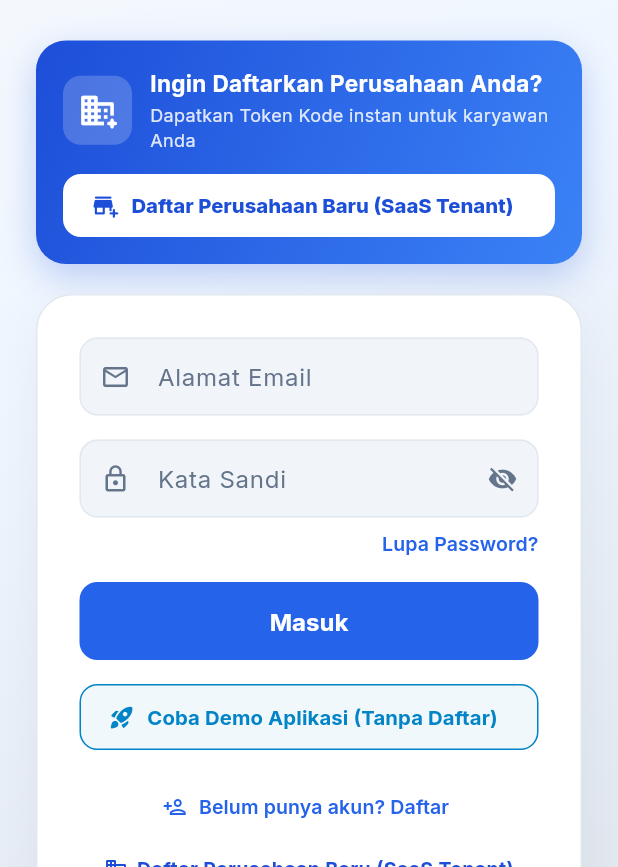
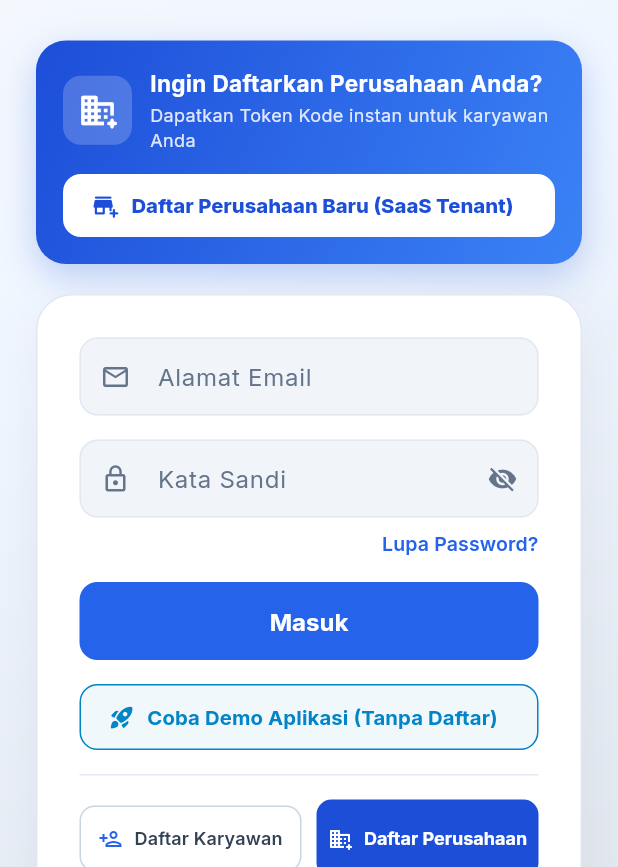
Before and after one commit to ahmadhelmiafandi/aplikasi-abses-SaaS, a Flutter app: the screen it shows after launch, on a phone screen of 412 x 824 dp, the part 369-1236 px from its top. Run offline on Flutter 3.47's test engine with Material 3 defaults, Android fonts, the phone set to English and light mode, and no system bars; our stand-ins replace dio, firebase_core, firebase_messaging, flutter_riverpod, flutter_secure_storage, geolocator and 7 more; missing offline and left inert: dart:js_interop, mobile_scanner; accounts and stored records are empty.

Commit message:
feat: 100% SEO optimization, custom PWA & browser favicons, and symmetrical dual registration UX buttons

```diff
--- a/frontend/lib/features/auth/presentation/login_screen.dart
+++ b/frontend/lib/features/auth/presentation/login_screen.dart
@@ -848,45 +848,63 @@ class _LoginScreenState extends ConsumerState<LoginScreen> {
                                         ),
                                       ),
                                     ),
-                                    const SizedBox(height: 14),
+                                    const SizedBox(height: 16),
+                                    Divider(height: 1, thickness: 1, color: isDark ? const Color(0xFF334155) : const Color(0xFFE2E8F0)),
+                                    const SizedBox(height: 16),
 
-                                    TextButton.icon(
+                                    // ── Dua Tombol Pendaftaran Simetris & Rapi ──
+                                    Row(
+                                      children: [
+                                        Expanded(
+                                          child: OutlinedButton.icon(
                                             onPressed: () => context.push('/register'),
+                                            style: OutlinedButton.styleFrom(
+                                              padding: const EdgeInsets.symmetric(vertical: 12),
+                                              side: BorderSide(
+                                                color: isDark
+                                                    ? const Color(0xFF334155)
+                                                    : const Color(0xFFCBD5E1),
+                                              ),
+                                              shape: RoundedRectangleBorder(
+                                                borderRadius: BorderRadius.circular(10),
+                                              ),
+                                            ),
                                             icon: const Icon(Icons.person_add_outlined, size: 16),
                                             label: Text(
-                                        Tr.get('no_account', lang),
-                                        style: const TextStyle(
-                                          color: AppColors.primary,
+                                              lang == 'id' ? 'Daftar Karyawan' : 'Register Employee',
+                                              style: TextStyle(
+                                                fontSize: 12,
                                                 fontWeight: FontWeight.w600,
-                                          fontSize: 13,
+                                                color: isDark ? Colors.white70 : const Color(0xFF334155),
                                               ),
                                             ),
                                           ),
-                                    const SizedBox(height: 2),
-                                    InkWell(
-                                      onTap: () => context.push('/register-tenant'),
-                                      borderRadius: BorderRadius.circular(8),
-                                      child: Padding(
-                                        padding: const EdgeInsets.symmetric(horizontal: 10, vertical: 6),
-                                        child: Row(
-                                          mainAxisSize: MainAxisSize.min,
-                                          children: [
-                                            const Icon(Icons.domain_add_rounded,
-                                                size: 16, color: Color(0xFF1D4ED8)),
-                                            const SizedBox(width: 6),
-                                            Text(
-                                              lang == 'id'
-                                                  ? 'Daftar Perusahaan Baru (SaaS Tenant)'
-                                                  : 'Register New Company (SaaS)',
+                                        ),
+                                        const SizedBox(width: 10),
+                                        Expanded(
+                                          child: ElevatedButton.icon(
+                                            onPressed: () => context.push('/register-tenant'),
+                                            style: ElevatedButton.styleFrom(
+                                              padding: const EdgeInsets.symmetric(vertical: 12),
+                                              backgroundColor: const Color(0xFF1D4ED8),
+                                              elevation: 0,
+                                              shape: RoundedRectangleBorder(
+                                                borderRadius: BorderRadius.circular(10),
+                                              ),
+                                            ),
+                                            icon: const Icon(Icons.domain_add_rounded,
+                                                size: 16, color: Colors.white),
+                                            label: Text(
+                                              lang == 'id' ? 'Daftar Perusahaan' : 'Register Company',
                                               style: const TextStyle(
-                                                color: Color(0xFF1D4ED8),
+                                                fontSize: 12,
                                                 fontWeight: FontWeight.bold,
-                                                fontSize: 13,
+                                                color: Colors.white,
+                                              ),
+                                            ),
                                           ),
                                         ),
                                       ],
-                                        ),
-                                      ),
                                     ),
                                   ],
                                 ),
```
Also changed, not shown: 8 other files. Lines whose indentation alone changed are shown as unchanged.
